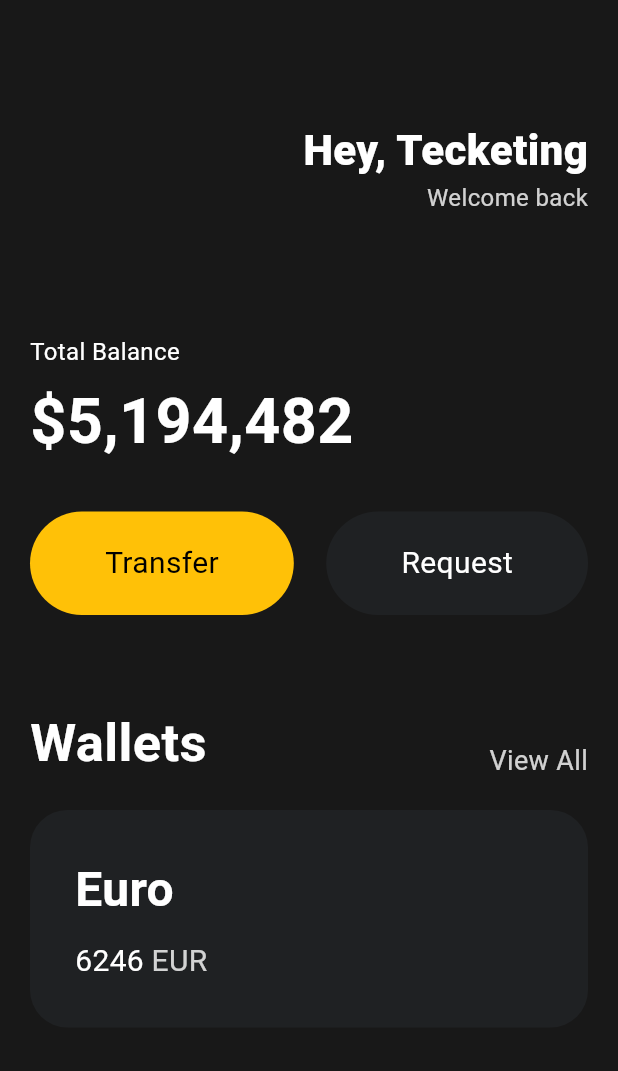
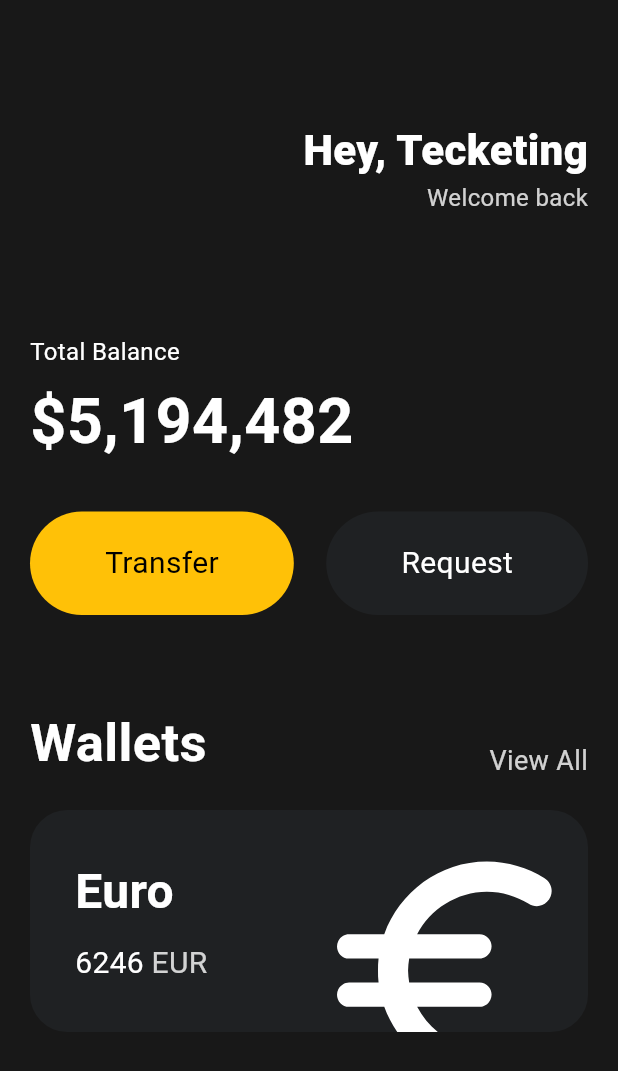
Before and after one commit to hyeon-BL/recording_study, a Flutter app: the screen it shows after launch, on a phone screen of 412 x 824 dp. Shown: the top 1071 px of the screen. Run offline on Flutter 3.47's test engine with Material 3 defaults, Android fonts, the phone set to English and light mode, and no system bars.

Commit message:
icon and transform

```diff
--- a/flutter/first_project/flutter_application_1/lib/main.dart
+++ b/flutter/first_project/flutter_application_1/lib/main.dart
@@ -114,6 +114,7 @@
                   height: 20,
                 ),
                 Container(
+                  clipBehavior: Clip.hardEdge, // hard edge -> prevent overflow
                   decoration: BoxDecoration(
                     color: Color(0xFF1F2123),
                     borderRadius: BorderRadius.circular(25),
@@ -121,6 +122,7 @@
                   child: Padding(
                     padding: const EdgeInsets.all(30),
                     child: Row(
+                      mainAxisAlignment: MainAxisAlignment.spaceBetween,
                       children: [
                         Column(
                           crossAxisAlignment: CrossAxisAlignment.start,
@@ -150,6 +152,17 @@
                             ),
                           ],
                         ),
+                        Transform.scale(
+                          scale: 2.2,
+                          child: Transform.translate(
+                            offset: Offset(-8, 15),
+                            child: Icon(
+                              Icons.euro_rounded,
+                              color: Colors.white,
+                              size: 88,
+                            ),
+                          ),
+                        )
                       ],
                     ),
                   ),
```
